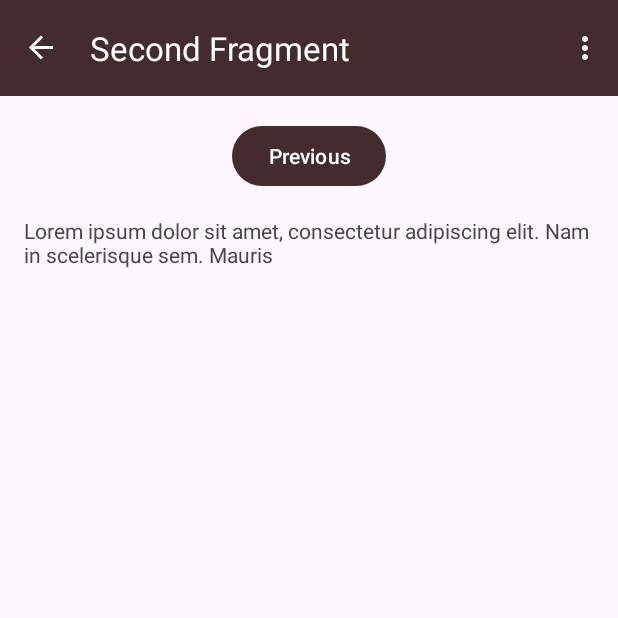
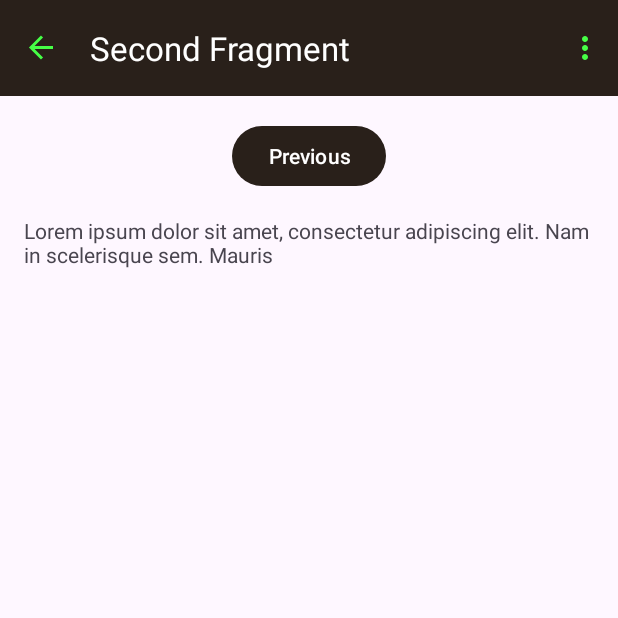
Before and after one commit to antandbuffalo/QuickNote, an Android app: the SecondFragment screen opened through its navigation route, on a phone screen of 412 x 824 dp, the top half of it. Run offline under Robolectric (Android 15) with nearby library versions, the phone set to English and light mode, and no system bars; our stand-ins replace AdMob, navigation-ui.

Commit message:
updated dark theme color

```diff
--- a/app/build.gradle.kts
+++ b/app/build.gradle.kts
@@ -10,8 +10,8 @@ android {
         applicationId = "com.antandbuffalo.quicknote"
         minSdk = 24
         targetSdk = 33
-        versionCode = 5
-        versionName = "0.0.5"
+        versionCode = 6
+        versionName = "1.0.0"
 
         testInstrumentationRunner = "androidx.test.runner.AndroidJUnitRunner"
     }
@@ -35,6 +35,8 @@ android {
 
 dependencies {
 
+    implementation ("com.squareup.retrofit2:retrofit:2.9.0")
+    implementation ("com.squareup.retrofit2:converter-gson:2.9.0")
     implementation("androidx.appcompat:appcompat:1.6.1")
     implementation("com.google.android.material:material:1.8.0")
     implementation("androidx.constraintlayout:constraintlayout:2.1.4")
--- a/app/src/main/java/com/antandbuffalo/quicknote/About.java
+++ b/app/src/main/java/com/antandbuffalo/quicknote/About.java
@@ -52,7 +52,6 @@ public class About extends AppCompatActivity {
 
     public void loadAd() {
         mAdView = this.findViewById(R.id.adView);
-        mAdView.setVisibility(View.INVISIBLE);
         AdRequest adRequest = new AdRequest.Builder().build();
         mAdView.loadAd(adRequest);
     }
--- a/app/src/main/java/com/antandbuffalo/quicknote/MainActivity.java
+++ b/app/src/main/java/com/antandbuffalo/quicknote/MainActivity.java
@@ -1,6 +1,7 @@
 package com.antandbuffalo.quicknote;
 
 import android.content.Intent;
+import android.graphics.Color;
 import android.net.Uri;
 import android.os.Bundle;
 
@@ -99,6 +100,9 @@ public class MainActivity extends AppCompatActivity {
             startActivity(intent);
             return true;
         }
+        if(id == R.id.action_sync) {
+
+        }
 
         return super.onOptionsItemSelected(item);
     }
--- a/app/src/main/res/layout/about.xml
+++ b/app/src/main/res/layout/about.xml
@@ -5,7 +5,7 @@
     android:layout_width="match_parent"
     android:layout_height="match_parent"
     android:paddingBottom="0dp"
-    android:background="@color/brown_dark"
+    android:background="@color/colorPrimary"
     tools:context=".About">
 
     <TextView
@@ -89,7 +89,6 @@
         android:layout_height="wrap_content"
         android:layout_alignParentBottom="true"
         android:layout_centerHorizontal="true"
-        android:background="#00D33636"
         ads:adSize="BANNER"
         ads:adUnitId="@string/banner_id"></com.google.android.gms.ads.AdView>
 
--- a/app/src/main/res/layout/fragment_first.xml
+++ b/app/src/main/res/layout/fragment_first.xml
@@ -20,6 +20,7 @@
         android:paddingTop="2dp"
         android:paddingRight="4dp"
         android:paddingBottom="10dp"
+        android:textColor="@color/colorOnPrimary"
         app:layout_constraintBottom_toBottomOf="parent"
         app:layout_constraintEnd_toEndOf="parent"
         app:layout_constraintHorizontal_bias="0.0"
@@ -31,7 +32,7 @@
         android:layout_width="0dp"
         android:layout_height="50dp"
         android:layout_marginTop="2dp"
-        android:visibility="gone"
+        android:visibility="visible"
         app:adSize="BANNER"
         app:adUnitId="@string/banner_id"
         app:layout_constraintEnd_toEndOf="parent"
--- a/app/src/main/res/menu/menu_main.xml
+++ b/app/src/main/res/menu/menu_main.xml
@@ -13,6 +13,11 @@
         android:title="@string/action_clear"
         app:showAsAction="never" />
     <item
+        android:id="@+id/action_sync"
+        android:orderInCategory="100"
+        android:title="@string/action_sync"
+        app:showAsAction="never" />
+    <item
         android:id="@+id/action_privacy_policy"
         android:orderInCategory="100"
         android:title="@string/action_privacy_policy"
--- a/app/src/main/res/values-night/colors.xml
+++ b/app/src/main/res/values-night/colors.xml
@@ -2,17 +2,18 @@
 <resources>
     <color name="black">#FF000000</color>
     <color name="white">#FFFFFFFF</color>
+    <color name="green_bright">#46ff46</color>
 
     <!--    colorPrimary-->
-    <color name="brown">#FF442c2e</color>
+    <color name="colorPrimary">#282828</color>
     <!--    colorPrimaryVariant-->
-    <color name="brown_light">#FF957370</color>
+    <color name="colorPrimaryVariant">#303030</color>
     <!--    colorOnPrimary-->
-    <color name="brown_dark">#FF352921</color>
+    <color name="colorOnPrimary">#46ff46</color>
     <!--    colorSecondary-->
-    <color name="green">#FF2c4442</color>
+    <color name="colorSecondary">#37B837</color>
     <!--    colorSecondaryVariant-->
-    <color name="green_dark">#FF1c2f2d</color>
+    <color name="colorSecondaryVariant">#FF1c2f2d</color>
     <!--    colorOnSecondary-->
-    <color name="green_light">#FF6c8e8a</color>
+    <color name="colorOnSecondary">#FF6c8e8a</color>
 </resources>
--- a/app/src/main/res/values-night/themes.xml
+++ b/app/src/main/res/values-night/themes.xml
@@ -4,15 +4,15 @@
         <!-- Customize your dark theme here. -->
         <!-- <item name="colorPrimary">@color/my_dark_primary</item> -->
 
-        <item name="colorPrimary">@color/brown</item>
-        <item name="colorPrimaryVariant">@color/brown_dark</item>
-        <item name="colorOnPrimary">@color/white</item>
+        <item name="colorPrimary">@color/colorPrimary</item>
+        <item name="colorPrimaryVariant">@color/colorPrimaryVariant</item>
+        <item name="colorOnPrimary">@color/green_bright</item>
         <!-- Secondary brand color. -->
-        <item name="colorSecondary">@color/green_light</item>
-        <item name="colorSecondaryVariant">@color/green_dark</item>
-        <item name="colorOnSecondary">@color/green_light</item>
+        <item name="colorSecondary">@color/colorSecondary</item>
+        <item name="colorSecondaryVariant">@color/colorSecondaryVariant</item>
+        <item name="colorOnSecondary">@color/colorOnSecondary</item>
 
-        <item name="android:textColorSecondary">@color/white</item>
+        <item name="android:textColorSecondary">@color/green_bright</item>
         <!-- Status bar color. -->
         <item name="android:statusBarColor">?attr/colorPrimaryVariant</item>
     </style>
--- a/app/src/main/res/values-v23/themes.xml
+++ b/app/src/main/res/values-v23/themes.xml
@@ -2,8 +2,8 @@
 
     <style name="Theme.QuickNote" parent="Base.Theme.QuickNote">
         <!-- Transparent system bars for edge-to-edge. -->
-        <item name="android:navigationBarColor">@color/brown_dark</item>
-<!--        <item name="android:statusBarColor">@color/brown_light</item>-->
+        <item name="android:navigationBarColor">@color/colorPrimary</item>
+        <!--        <item name="android:statusBarColor">@color/brown_light</item>-->
         <item name="android:windowLightStatusBar">?attr/isLightTheme</item>
     </style>
 </resources>
--- a/app/src/main/res/values/colors.xml
+++ b/app/src/main/res/values/colors.xml
@@ -2,17 +2,18 @@
 <resources>
     <color name="black">#FF000000</color>
     <color name="white">#FFFFFFFF</color>
+    <color name="green_bright">#46ff46</color>
 
     <!--    colorPrimary-->
-    <color name="brown">#FF442c2e</color>
+    <color name="colorPrimary">#29201A</color>
     <!--    colorPrimaryVariant-->
-    <color name="brown_light">#FF957370</color>
+    <color name="colorPrimaryVariant">#29201A</color>
     <!--    colorOnPrimary-->
-    <color name="brown_dark">#FF352921</color>
+    <color name="colorOnPrimary">#FF352921</color>
     <!--    colorSecondary-->
-    <color name="green">#FF2c4442</color>
+    <color name="colorSecondary">#FF2c4442</color>
     <!--    colorSecondaryVariant-->
-    <color name="green_dark">#FF1c2f2d</color>
+    <color name="colorSecondaryVariant">#FF1c2f2d</color>
     <!--    colorOnSecondary-->
-    <color name="green_light">#FF6c8e8a</color>
+    <color name="colorOnSecondary">#FF6c8e8a</color>
 </resources>
--- a/app/src/main/res/values/strings.xml
+++ b/app/src/main/res/values/strings.xml
@@ -2,6 +2,7 @@
     <string name="app_name">Quick Note</string>
     <string name="action_share">Share</string>
     <string name="action_clear">Clear</string>
+    <string name="action_sync">Sync</string>
     <string name="action_privacy_policy">Privacy Policy</string>
     <string name="action_about">About Us</string>
     <!-- Strings used for fragments for navigation -->
@@ -15,4 +16,5 @@
     <string name="lorem_ipsum">
         Lorem ipsum dolor sit amet, consectetur adipiscing elit. Nam in scelerisque sem. Mauris
     </string>
+    <string name="title_activity_sync_setting">SyncSetting</string>
 </resources>
--- a/app/src/main/res/values/themes.xml
+++ b/app/src/main/res/values/themes.xml
@@ -3,28 +3,29 @@
     <style name="Base.Theme.QuickNote" parent="Theme.Material3.DayNight.NoActionBar">
         <!-- Customize your light theme here. -->
         <!-- <item name="colorPrimary">@color/my_light_primary</item> -->
-        <item name="colorPrimary">@color/brown</item>
-        <item name="colorPrimaryVariant">@color/brown_light</item>
+        <item name="colorPrimary">@color/colorPrimary</item>
+        <item name="colorPrimaryVariant">@color/colorPrimaryVariant</item>
         <item name="colorOnPrimary">@color/white</item>
         <!-- Secondary brand color. -->
-        <item name="colorSecondary">@color/green</item>
-        <item name="colorSecondaryVariant">@color/green_dark</item>
+        <item name="colorSecondary">@color/colorSecondary</item>
+        <item name="colorSecondaryVariant">@color/colorSecondaryVariant</item>
         <item name="colorOnSecondary">@color/black</item>
 
-        <item name="android:textColorSecondary">@color/white</item>
+        <item name="android:textColorSecondary">@color/green_bright</item>
         <!-- Status bar color. -->
         <item name="android:statusBarColor">?attr/colorPrimaryVariant</item>
-
     </style>
 
     <style name="Theme.QuickNote" parent="Base.Theme.QuickNote" />
 
-    <style name="Theme.QuickNote.NoActionBar">
-        <item name="windowActionBar">false</item>
-        <item name="windowNoTitle">true</item>
-    </style>
+    <!--    <style name="Theme.QuickNote" parent="Base.Theme.QuickNote" />-->
 
-    <style name="Theme.QuickNote.AppBarOverlay" parent="ThemeOverlay.AppCompat.Dark.ActionBar" />
+    <!--    <style name="Theme.QuickNote.NoActionBar">-->
+    <!--        <item name="windowActionBar">false</item>-->
+    <!--        <item name="windowNoTitle">true</item>-->
+    <!--    </style>-->
 
-    <style name="Theme.QuickNote.PopupOverlay" parent="ThemeOverlay.AppCompat.Light" />
+    <!--    <style name="Theme.QuickNote.AppBarOverlay" parent="ThemeOverlay.AppCompat.Dark.ActionBar" />-->
+
+    <!--    <style name="Theme.QuickNote.PopupOverlay" parent="ThemeOverlay.AppCompat.Light" />-->
 </resources>
```
Also changed, not shown: app/src/main/AndroidManifest.xml (+6 -4 lines), app/src/main/java/com/antandbuffalo/quicknote/service/ApiService.java (added, +12 -0 lines).
